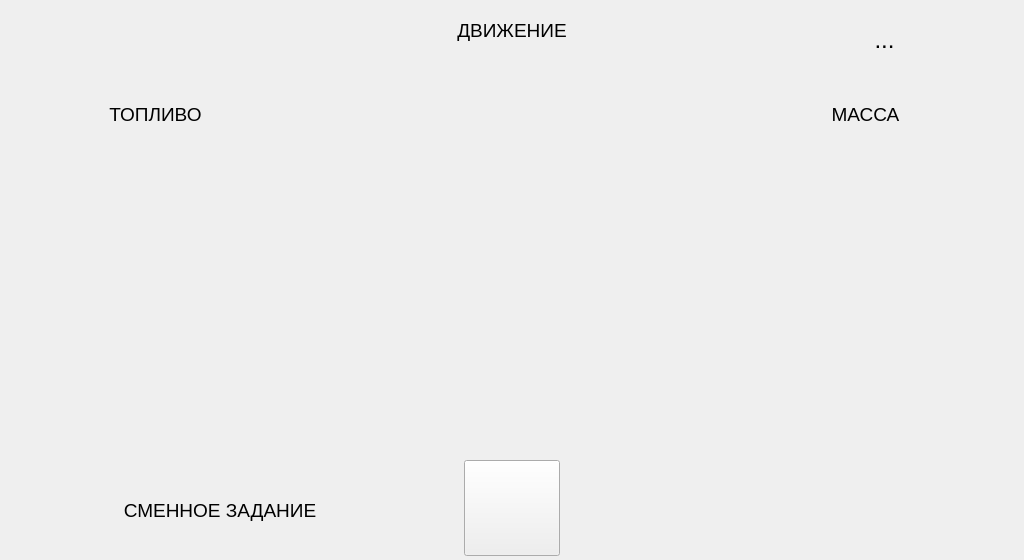
Qt form src/KbAis.OpenPit.Firmware.App.Dmp.Presentation/opf/app/view/dmp/screens/main/main_view.ui (KB-AIS/kbais-openpit-firmware) before a commit.
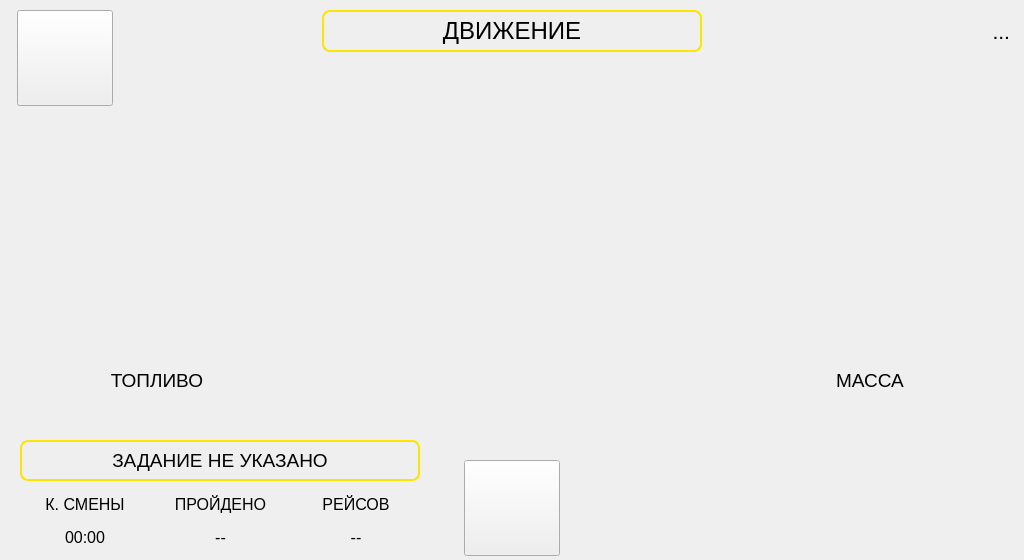
The same form after that commit. Icons and pictures are not drawn. Custom widgets are drawn as their Qt base class.

Commit message: [wip] feat(app\view\dmp): imporve main screen

Patch:
```diff
--- a/src/KbAis.OpenPit.Firmware.App.Dmp.Presentation/opf/app/view/dmp/screens/main/main_view.ui
+++ b/src/KbAis.OpenPit.Firmware.App.Dmp.Presentation/opf/app/view/dmp/screens/main/main_view.ui
@@ -16,15 +16,15 @@
   <widget class="QLabel" name="lbl_date">
    <property name="geometry">
     <rect>
-     <x>749</x>
-     <y>20</y>
-     <width>271</width>
-     <height>40</height>
+     <x>729</x>
+     <y>10</y>
+     <width>281</width>
+     <height>42</height>
     </rect>
    </property>
    <property name="font">
     <font>
-     <pointsize>18</pointsize>
+     <pointsize>16</pointsize>
      <italic>false</italic>
      <bold>false</bold>
     </font>
@@ -36,7 +36,7 @@
     <string>...</string>
    </property>
    <property name="alignment">
-    <set>Qt::AlignCenter</set>
+    <set>Qt::AlignRight|Qt::AlignTrailing|Qt::AlignVCenter</set>
    </property>
   </widget>
   <widget class="QPushButton" name="btn_menu">
@@ -149,24 +149,11 @@
     </size>
    </property>
   </widget>
-  <widget class="QLabel" name="label">
-   <property name="geometry">
-    <rect>
-     <x>20</x>
-     <y>90</y>
-     <width>48</width>
-     <height>48</height>
-    </rect>
-   </property>
-   <property name="text">
-    <string/>
-   </property>
-  </widget>
   <widget class="QLabel" name="label_2">
    <property name="geometry">
     <rect>
      <x>20</x>
-     <y>490</y>
+     <y>440</y>
      <width>400</width>
      <height>41</height>
     </rect>
@@ -176,27 +163,35 @@
      <pointsize>14</pointsize>
     </font>
    </property>
+   <property name="styleSheet">
+    <string notr="true">border: 2px solid #ffe400;
+border-radius: 8px;</string>
+   </property>
    <property name="text">
-    <string>СМЕННОЕ ЗАДАНИЕ</string>
+    <string>ЗАДАНИЕ НЕ УКАЗАНО</string>
    </property>
    <property name="alignment">
     <set>Qt::AlignCenter</set>
    </property>
   </widget>
-  <widget class="QLabel" name="label_3">
+  <widget class="QLabel" name="lbl_sta_last">
    <property name="geometry">
     <rect>
-     <x>312</x>
+     <x>322</x>
      <y>10</y>
-     <width>400</width>
-     <height>41</height>
+     <width>380</width>
+     <height>42</height>
     </rect>
    </property>
    <property name="font">
     <font>
-     <pointsize>14</pointsize>
+     <pointsize>18</pointsize>
     </font>
    </property>
+   <property name="styleSheet">
+    <string notr="true">border: 2px solid #ffe400;
+border-radius: 8px;</string>
+   </property>
    <property name="text">
     <string>ДВИЖЕНИЕ</string>
    </property>
@@ -207,32 +202,20 @@
   <widget class="QLabel" name="label_4">
    <property name="geometry">
     <rect>
-     <x>730</x>
-     <y>90</y>
-     <width>48</width>
-     <height>48</height>
+     <x>770</x>
+     <y>364</y>
+     <width>32</width>
+     <height>32</height>
     </rect>
    </property>
    <property name="text">
     <string/>
    </property>
-  </widget>
-  <widget class="QLabel" name="label_5">
-   <property name="geometry">
-    <rect>
-     <x>20</x>
-     <y>90</y>
-     <width>271</width>
-     <height>48</height>
-    </rect>
+   <property name="pixmap">
+    <pixmap resource="../../resources.qrc">:/res/icons/weight.svg</pixmap>
    </property>
-   <property name="font">
-    <font>
-     <pointsize>14</pointsize>
-    </font>
-   </property>
-   <property name="text">
-    <string>ТОПЛИВО</string>
+   <property name="scaledContents">
+    <bool>true</bool>
    </property>
    <property name="alignment">
     <set>Qt::AlignCenter</set>
@@ -242,9 +225,9 @@
    <property name="geometry">
     <rect>
      <x>730</x>
-     <y>90</y>
-     <width>271</width>
-     <height>48</height>
+     <y>364</y>
+     <width>280</width>
+     <height>32</height>
     </rect>
    </property>
    <property name="font">
@@ -259,6 +242,208 @@
     <set>Qt::AlignCenter</set>
    </property>
   </widget>
+  <widget class="QLabel" name="label_5">
+   <property name="geometry">
+    <rect>
+     <x>17</x>
+     <y>364</y>
+     <width>280</width>
+     <height>32</height>
+    </rect>
+   </property>
+   <property name="font">
+    <font>
+     <pointsize>14</pointsize>
+    </font>
+   </property>
+   <property name="text">
+    <string>ТОПЛИВО</string>
+   </property>
+   <property name="alignment">
+    <set>Qt::AlignCenter</set>
+   </property>
+  </widget>
+  <widget class="QLabel" name="lbl_icon_flv">
+   <property name="geometry">
+    <rect>
+     <x>50</x>
+     <y>364</y>
+     <width>32</width>
+     <height>32</height>
+    </rect>
+   </property>
+   <property name="sizePolicy">
+    <sizepolicy hsizetype="Fixed" vsizetype="Fixed">
+     <horstretch>0</horstretch>
+     <verstretch>0</verstretch>
+    </sizepolicy>
+   </property>
+   <property name="minimumSize">
+    <size>
+     <width>32</width>
+     <height>32</height>
+    </size>
+   </property>
+   <property name="maximumSize">
+    <size>
+     <width>32</width>
+     <height>32</height>
+    </size>
+   </property>
+   <property name="text">
+    <string/>
+   </property>
+   <property name="pixmap">
+    <pixmap resource="../../resources.qrc">:/res/icons/fuel.svg</pixmap>
+   </property>
+   <property name="scaledContents">
+    <bool>true</bool>
+   </property>
+   <property name="alignment">
+    <set>Qt::AlignCenter</set>
+   </property>
+  </widget>
+  <widget class="QWidget" name="gridLayoutWidget">
+   <property name="geometry">
+    <rect>
+     <x>20</x>
+     <y>490</y>
+     <width>401</width>
+     <height>61</height>
+    </rect>
+   </property>
+   <layout class="QGridLayout" name="gridLayout">
+    <item row="0" column="1">
+     <widget class="QLabel" name="label_11">
+      <property name="font">
+       <font>
+        <pointsize>12</pointsize>
+       </font>
+      </property>
+      <property name="text">
+       <string>ПРОЙДЕНО</string>
+      </property>
+      <property name="alignment">
+       <set>Qt::AlignCenter</set>
+      </property>
+     </widget>
+    </item>
+    <item row="0" column="2">
+     <widget class="QLabel" name="label_9">
+      <property name="font">
+       <font>
+        <pointsize>12</pointsize>
+       </font>
+      </property>
+      <property name="text">
+       <string>РЕЙСОВ</string>
+      </property>
+      <property name="alignment">
+       <set>Qt::AlignCenter</set>
+      </property>
+     </widget>
+    </item>
+    <item row="0" column="0">
+     <widget class="QLabel" name="label_7">
+      <property name="font">
+       <font>
+        <pointsize>12</pointsize>
+       </font>
+      </property>
+      <property name="text">
+       <string>К. СМЕНЫ</string>
+      </property>
+      <property name="alignment">
+       <set>Qt::AlignCenter</set>
+      </property>
+     </widget>
+    </item>
+    <item row="1" column="0">
+     <widget class="QLabel" name="label_8">
+      <property name="font">
+       <font>
+        <pointsize>12</pointsize>
+       </font>
+      </property>
+      <property name="text">
+       <string>00:00</string>
+      </property>
+      <property name="alignment">
+       <set>Qt::AlignCenter</set>
+      </property>
+     </widget>
+    </item>
+    <item row="1" column="1">
+     <widget class="QLabel" name="label_12">
+      <property name="font">
+       <font>
+        <pointsize>12</pointsize>
+       </font>
+      </property>
+      <property name="text">
+       <string>--</string>
+      </property>
+      <property name="alignment">
+       <set>Qt::AlignCenter</set>
+      </property>
+     </widget>
+    </item>
+    <item row="1" column="2">
+     <widget class="QLabel" name="label_10">
+      <property name="font">
+       <font>
+        <pointsize>12</pointsize>
+       </font>
+      </property>
+      <property name="text">
+       <string>--</string>
+      </property>
+      <property name="alignment">
+       <set>Qt::AlignCenter</set>
+      </property>
+     </widget>
+    </item>
+   </layout>
+  </widget>
+  <widget class="QPushButton" name="btn_menu_2">
+   <property name="geometry">
+    <rect>
+     <x>17</x>
+     <y>10</y>
+     <width>96</width>
+     <height>96</height>
+    </rect>
+   </property>
+   <property name="toolTip">
+    <string extracomment="Панель навигации"/>
+   </property>
+   <property name="text">
+    <string/>
+   </property>
+   <property name="icon">
+    <iconset resource="../../resources.qrc">
+     <normaloff>:/res/icons/sun.svg</normaloff>:/res/icons/sun.svg</iconset>
+   </property>
+   <property name="iconSize">
+    <size>
+     <width>72</width>
+     <height>72</height>
+    </size>
+   </property>
+  </widget>
+  <zorder>lbl_date</zorder>
+  <zorder>btn_menu</zorder>
+  <zorder>gau_spd</zorder>
+  <zorder>gau_wgt</zorder>
+  <zorder>gau_flv</zorder>
+  <zorder>label_2</zorder>
+  <zorder>lbl_sta_last</zorder>
+  <zorder>label_6</zorder>
+  <zorder>label_4</zorder>
+  <zorder>label_5</zorder>
+  <zorder>lbl_icon_flv</zorder>
+  <zorder>gridLayoutWidget</zorder>
+  <zorder>btn_menu_2</zorder>
  </widget>
  <customwidgets>
   <customwidget>
```
The commit also changes 20 other files.
